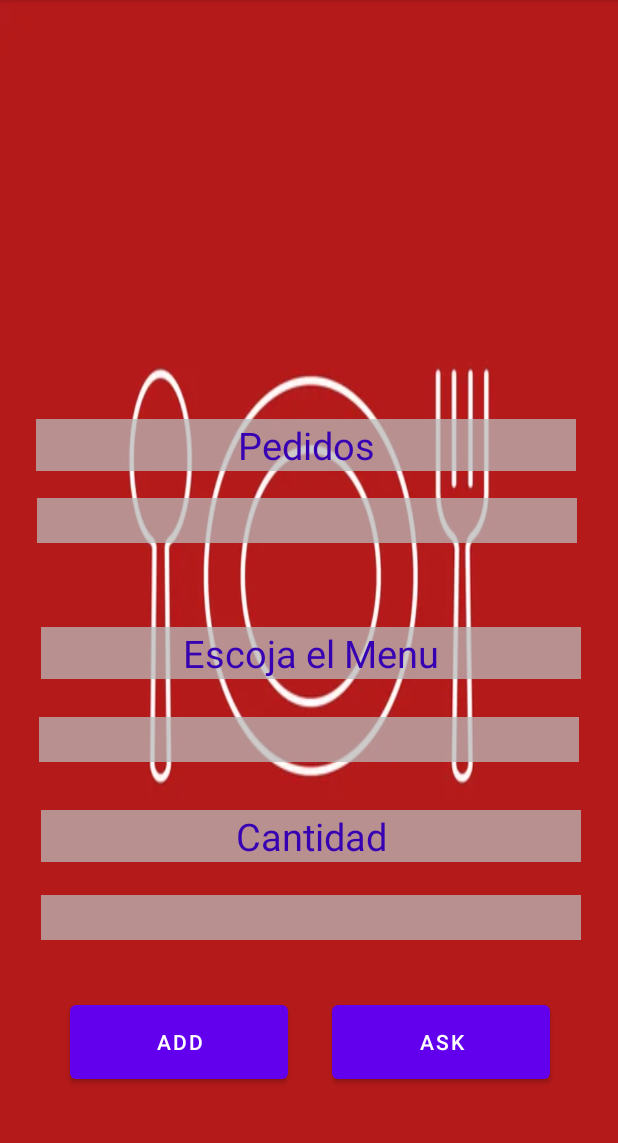
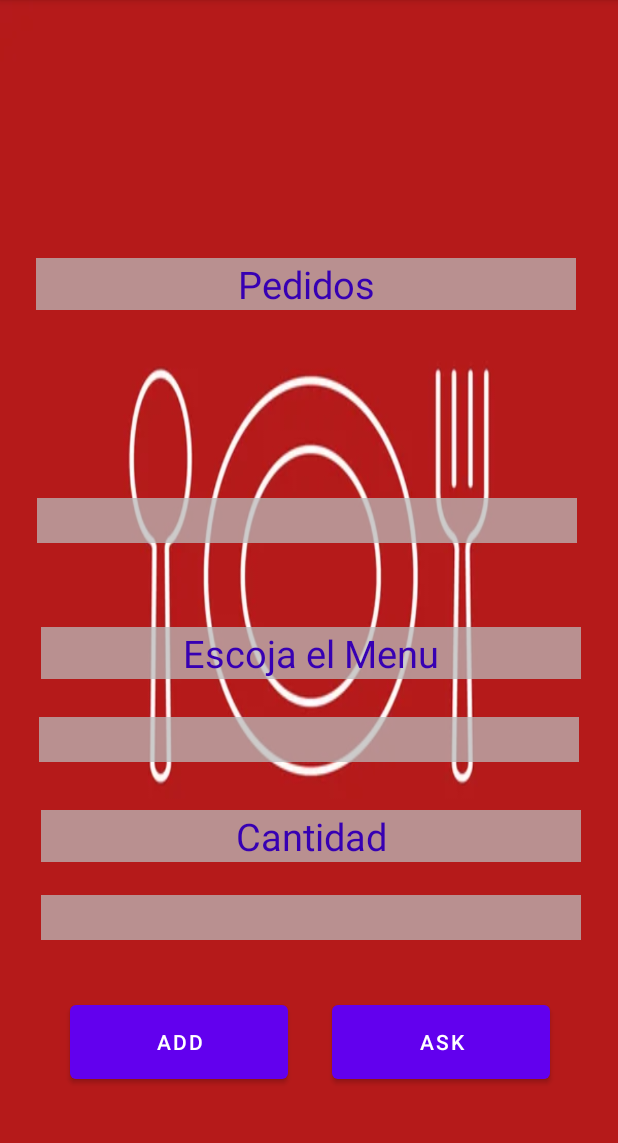
Before and after one commit to gamamintic/Restaurante7, an Android app: the fragment HomeFragment shown on its own in the app's theme, on a phone screen of 412 x 824 dp, the part 84-1227 px from its top. Run offline under Robolectric (Android 15) with nearby library versions, the phone set to English and light mode, and no system bars.

Commit message:
cambio de fondos e imagenes y arreglos 2

```diff
--- a/app/src/main/res/layout/fragment_gallery.xml
+++ b/app/src/main/res/layout/fragment_gallery.xml
@@ -57,14 +57,14 @@
     <TextView
         android:layout_width="wrap_content"
         android:layout_height="wrap_content"
-        android:layout_marginTop="292dp"
+        android:layout_marginTop="492dp"
         android:background="#bbb"
         android:backgroundTint="#bbb"
-        android:text="menu1"
+        android:text="menu4"
         android:textColor="@color/purple_700"
         android:textSize="28dp"
         app:layout_constraintEnd_toEndOf="parent"
-        app:layout_constraintHorizontal_bias="0.157"
+        app:layout_constraintHorizontal_bias="0.787"
         app:layout_constraintStart_toStartOf="parent"
         app:layout_constraintTop_toTopOf="parent" />
 
--- a/app/src/main/res/layout/fragment_home.xml
+++ b/app/src/main/res/layout/fragment_home.xml
@@ -4,9 +4,10 @@
     xmlns:tools="http://schemas.android.com/tools"
     android:layout_width="match_parent"
     android:layout_height="match_parent"
+    android:background="@drawable/fondomenu"
     android:orientation="vertical"
-    android:background="@drawable/fondomenu"
     tools:context=".ui.home.HomeFragment">
+
 
     <TextView
         android:id="@+id/text_home"
@@ -22,10 +23,10 @@
         android:textSize="25sp"
         app:layout_constraintBottom_toBottomOf="parent"
         app:layout_constraintEnd_toEndOf="parent"
-        app:layout_constraintHorizontal_bias="0.277"
+        app:layout_constraintHorizontal_bias="0.296"
         app:layout_constraintStart_toStartOf="parent"
         app:layout_constraintTop_toTopOf="parent"
-        app:layout_constraintVertical_bias="0.374" />
+        app:layout_constraintVertical_bias="0.226" />
 
     <Spinner
         android:id="@+id/mesaSpiner"
```
